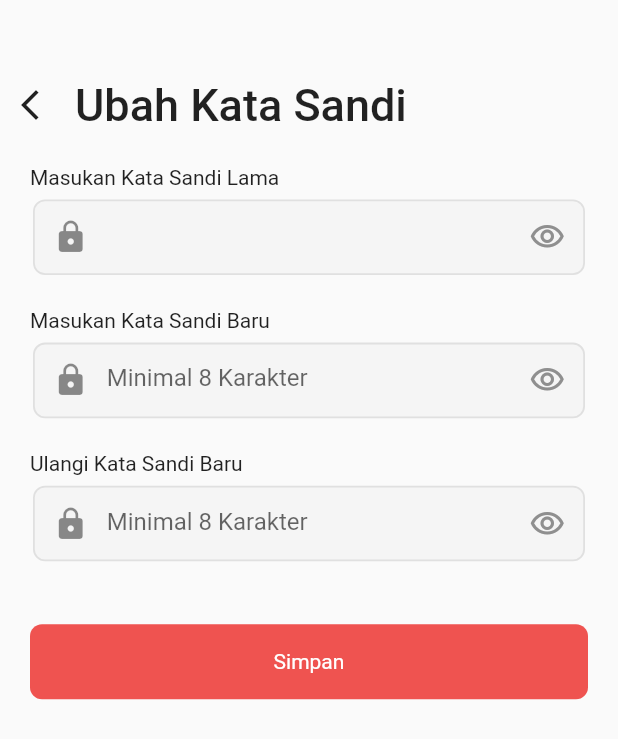
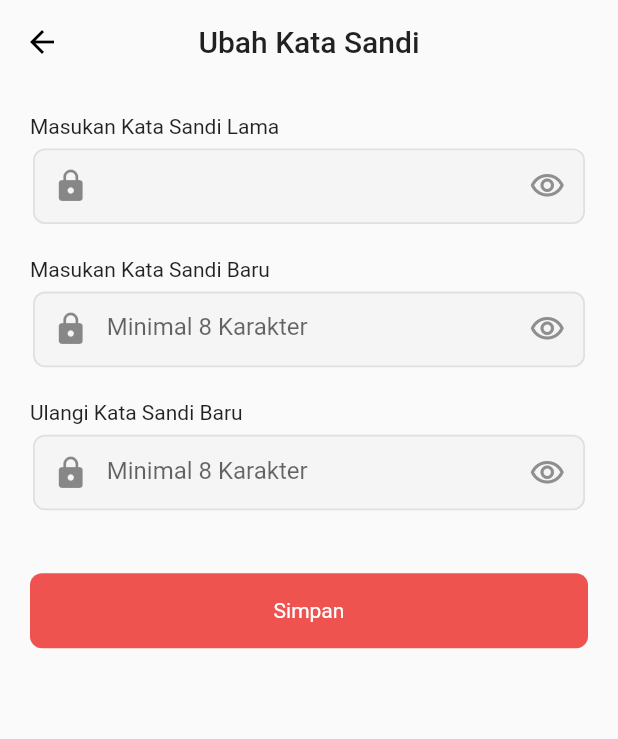
Before and after one commit to MaulanaAkbarF/E-DAMKAR_A2-A3, a Flutter app: the UbahSandi screen opened directly, on a phone screen of 412 x 824 dp. Shown: the top 739 px of the screen. Run offline on Flutter 3.47's test engine with Material 2 defaults, Android fonts, the phone set to English and light mode, and no system bars; our stand-ins replace awesome_snackbar_content, carousel_slider, flutter_svg, fluttertoast, geocoding, geolocator and 6 more; missing offline and left inert: dart:ffi; accounts and stored records are empty; Roboto replaces fonts that are missing (font/inter_bold.ttf).

Commit message:
update ui saitik lurrrr

```diff
--- a/lib/main.dart
+++ b/lib/main.dart
@@ -25,7 +25,7 @@ void main() {
     ),
     initialRoute: '/',
     routes: {
-      '/': (context) => SignUpPage(),
+      '/': (context) => EmergencyCall(),
       '/signin': (context) => SignInPage(),
       '/signup': (context) => SignUpPage(),
       '/remakepass': (context) => RemakePassPage(),
--- a/lib/models/UbahPassword.dart
+++ b/lib/models/UbahPassword.dart
@@ -10,7 +10,7 @@ class Update {
 
   static Future<Update> ubahSandi(
       String id, String password_lama, String password_baru) async {
-    Uri url = Uri.parse("http://192.168.1.17:8000/api/users/password");
+    Uri url = Uri.parse("http://172.16.106.94:8000/api/users/password");
     var HasilRespon = await http.post(url, body: {
       "id": id,
       "password_lama": password_lama,
--- a/lib/pages/TentangKami.dart
+++ b/lib/pages/TentangKami.dart
@@ -18,8 +18,9 @@ class _TentangKamiPageState extends State<TentangKami> {
     return Scaffold(
       appBar: AppBar(
         automaticallyImplyLeading: false,
+        elevation: 0,
         leading: IconButton(
-          icon: Icon(Icons.arrow_back_ios_new),
+          icon: Icon(Icons.arrow_back),
           onPressed: () {
             Navigator.pop(context);
           },
@@ -36,7 +37,7 @@ class _TentangKamiPageState extends State<TentangKami> {
         color: Colors.white,
         child: Column(children: [
           SizedBox(
-            height: 70,
+            height: 50,
           ),
           Align(
             alignment: Alignment.center,
--- a/lib/pages/UbahSandi.dart
+++ b/lib/pages/UbahSandi.dart
@@ -51,7 +51,6 @@ class _UbahSandiPageState extends State<UbahSandi> {
     super.dispose();
   }
 
-
   toss(BuildContext context) {
     final snackBar = SnackBar(
       /// need to set following properties for best effect of awesome_snackbar_content
@@ -101,45 +100,28 @@ class _UbahSandiPageState extends State<UbahSandi> {
   @override
   Widget build(BuildContext context) {
     return Scaffold(
+        appBar: AppBar(
+          automaticallyImplyLeading: false,
+          elevation: 0,
+          leading: IconButton(
+            icon: Icon(Icons.arrow_back),
+            onPressed: () {
+              Navigator.pop(context);
+            },
+          ),
+          centerTitle: true,
+          backgroundColor: Colors.transparent,
+          foregroundColor: Colors.black,
+          title: Text(
+            "Ubah Kata Sandi",
+            style: TextStyle(color: Colors.black87, fontSize: 20),
+          ),
+        ),
         body: Form(
           key: _formKey,
           child: Column(
             crossAxisAlignment: CrossAxisAlignment.start,
             children: [
-          SizedBox(
-            height: 50,
-          ),
-          Row(
-            children: [
-              Material(
-                clipBehavior: Clip.antiAliasWithSaveLayer,
-                borderRadius: BorderRadius.circular(8),
-                child: InkWell(
-                  splashColor: Colors.grey.shade400,
-                  highlightColor: Colors.grey.shade600,
-                  onTap: () {
-                    Navigator.push(context,
-                        MaterialPageRoute(builder: (context) => Profile()));
-                  },
-                  child: Padding(
-                    padding: EdgeInsets.only(right: 10),
-                    child: Container(
-                      width: 40,
-                      height: 40,
-                      child: Icon(Icons.arrow_back_ios_new),
-                    ),
-                  ),
-                ),
-              ),
-              Text(
-                "Ubah Kata Sandi",
-                style: TextStyle(
-                    fontSize: 30,
-                    fontWeight: FontWeight.w500,
-                    fontFamily: "font/inter_bold.ttf"),
-              ),
-            ],
-          ),
               Padding(
                 padding: const EdgeInsets.symmetric(horizontal: 20),
                 child: Align(
@@ -162,8 +144,8 @@ class _UbahSandiPageState extends State<UbahSandi> {
                       decoration: BoxDecoration(
                           color: Colors.grey.shade100,
                           borderRadius: BorderRadius.circular(8),
-                      border:
-                          Border.all(color: Colors.grey.shade300, width: 1.2)),
+                          border: Border.all(
+                              color: Colors.grey.shade300, width: 1.2)),
                       child: TextFormField(
                         controller: _oldPasswordController,
                         validator: (value) {
@@ -221,8 +203,8 @@ class _UbahSandiPageState extends State<UbahSandi> {
                       decoration: BoxDecoration(
                           color: Colors.grey.shade100,
                           borderRadius: BorderRadius.circular(8),
-                      border:
-                          Border.all(color: Colors.grey.shade300, width: 1.2)),
+                          border: Border.all(
+                              color: Colors.grey.shade300, width: 1.2)),
                       child: TextFormField(
                         controller: _newPasswordController,
                         validator: (value) {
@@ -281,8 +263,8 @@ class _UbahSandiPageState extends State<UbahSandi> {
                       decoration: BoxDecoration(
                           color: Colors.grey.shade100,
                           borderRadius: BorderRadius.circular(8),
-                      border:
-                          Border.all(color: Colors.grey.shade300, width: 1.2)),
+                          border: Border.all(
+                              color: Colors.grey.shade300, width: 1.2)),
                       child: TextFormField(
                         controller: _confirmPasswordController,
                         validator: (value) {
```
Also changed, not shown: lib/pages/ubahProfil.dart (+20 -34 lines). Lines whose indentation alone changed are shown as unchanged.
